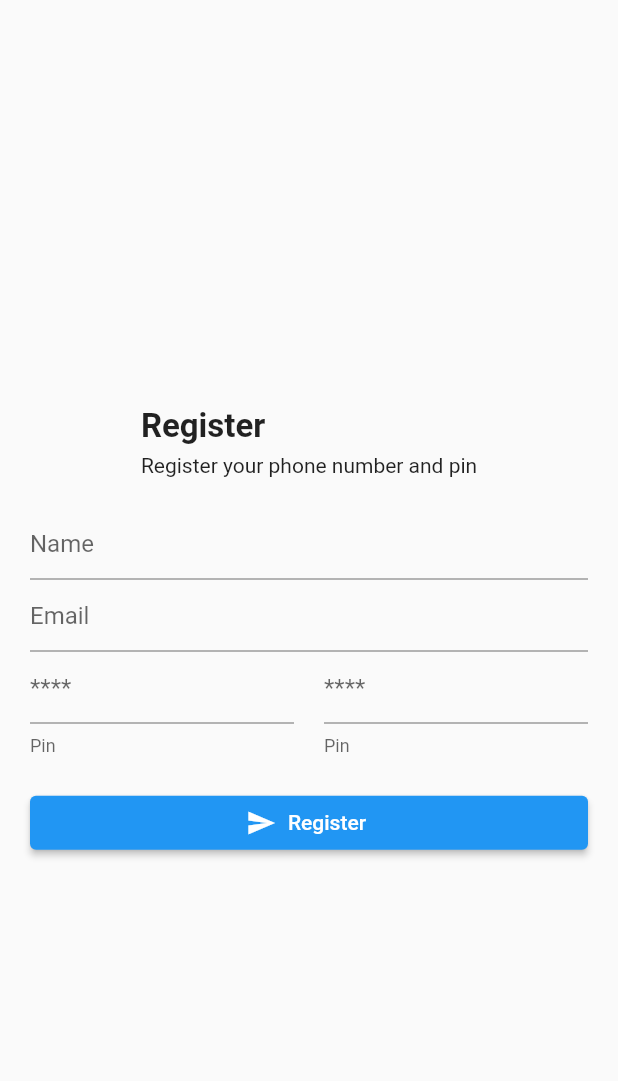
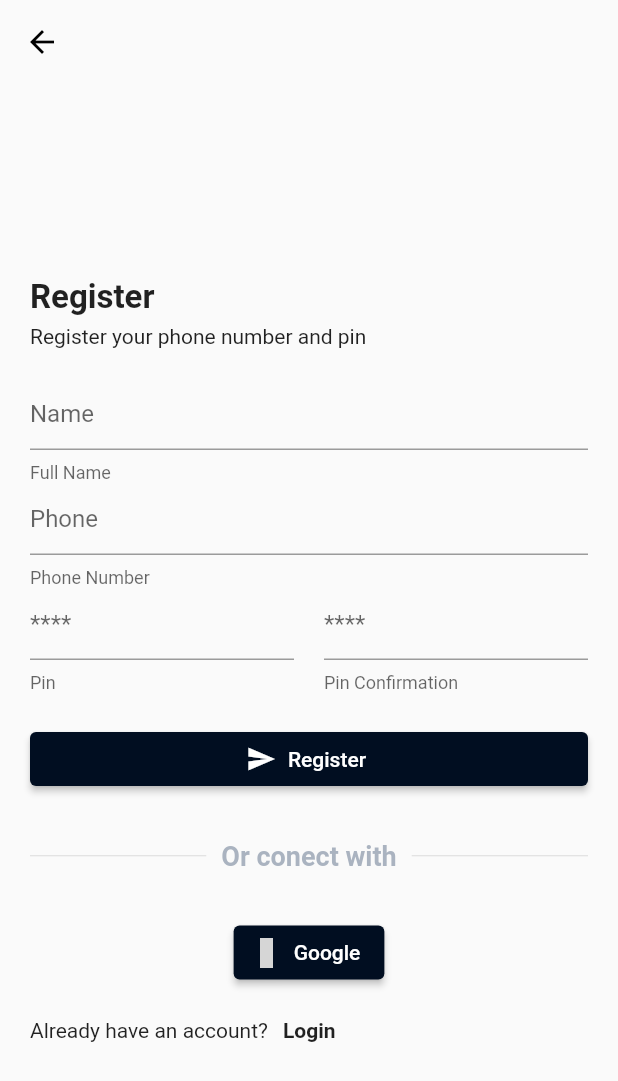
Before and after one commit to JParavel/Ullet, a Flutter app: the Register screen opened directly, on a phone screen of 412 x 824 dp. Shown: the top 1081 px of the screen. Run offline on Flutter 3.47's test engine with Material 2 defaults, Android fonts, the phone set to English and light mode, and no system bars; our stand-ins replace fluttertoast, get, material_design_icons_flutter; network calls fail; grey boxes are pictures that could not be loaded.

Commit message:
Register and validation and details

```diff
--- a/Ullet App/lib/auth/forgot_pass.dart
+++ b/Ullet App/lib/auth/forgot_pass.dart
@@ -1,10 +1,7 @@
 import 'package:flutter/cupertino.dart';
 import 'package:flutter/material.dart';
-import 'package:fluttertoast/fluttertoast.dart';
 
 import '../component/colors.dart';
-import '../pages/my_home_page.dart';
-import '../widgets/large_buttons.dart';
 import '../widgets/widget_auth.dart';
 import '../widgets/widgets.dart';
 
@@ -19,30 +16,29 @@ class _ForgotPasswordState extends State<ForgotPassword> {
   TextEditingController _email = TextEditingController();
   bool _isLoading = false;
 
-  Widget _inputEmail(){
+  Widget _inputEmail() {
     return Container(
       child: TextField(
         controller: _email,
-        decoration: InputDecoration(
-            hintText: 'Email',
-          helperText: "Escribe tu email"
-        ),
+        decoration:
+            InputDecoration(hintText: 'Phone', helperText: "Escribe tu telefono"),
       ),
     );
   }
 
-  Widget _inputSubmit(){
+  Widget _inputSubmit() {
     return Container(
       width: double.infinity,
       child: ElevatedButton.icon(
-        style: ElevatedButton.styleFrom(
-          backgroundColor: AppColor.mainColor
+        style: ElevatedButton.styleFrom(backgroundColor: AppColor.mainColor),
+        icon: Icon(
+          Icons.send,
+          size: 20,
         ),
-        icon: Icon(Icons.send,size: 20,),
         label: Text("Send"),
-        onPressed: (){
+        onPressed: () {
           _loginS();
-        } ,
+        },
       ),
     );
   }
@@ -51,8 +47,9 @@ class _ForgotPasswordState extends State<ForgotPassword> {
   Widget build(BuildContext context) {
     return GestureDetector(
       onTap: () => FocusScope.of(context).unfocus(),
-      child: _isLoading?
-      wAppLoading():Scaffold(
+      child: _isLoading
+          ? wAppLoading()
+          : Scaffold(
               appBar: AppBar(
                 backgroundColor: Colors.transparent,
                 elevation: 0,
@@ -60,15 +57,17 @@ class _ForgotPasswordState extends State<ForgotPassword> {
               ),
               resizeToAvoidBottomInset: false,
               body: Container(
+                padding: EdgeInsets.only(top: 30),
                 margin: EdgeInsets.symmetric(horizontal: 20),
                 child: Column(
                   children: <Widget>[
                     wAuthTitle(
                         title: "Forgot Password",
-                  subtitle: "Enter your email and password\ 'll send you a link"
-                      "\nto reset your password "
-              ),
+                        subtitle:
+                            "Enter your phone number\ 'll send you a link"
+                            "\nto reset your security pin "),
                     _inputEmail(),
+                    SizedBox(height: 20,),
                     _inputSubmit(),
                   ],
                 ),
@@ -78,16 +77,15 @@ class _ForgotPasswordState extends State<ForgotPassword> {
   }
 
   void _loginS() async {
-    if(_email.text.isNotEmpty){
+    if (_email.text.isNotEmpty) {
       setState(() {
         _isLoading = true;
       });
       await Future.delayed(Duration(seconds: 2));
       wShowToast(msg: "Email sended, please check your inbox");
       Navigator.pop(context);
-    }else{
+    } else {
       print("Aqui no rey");
     }
   }
-
 }
--- a/Ullet App/lib/auth/login.dart
+++ b/Ullet App/lib/auth/login.dart
@@ -1,6 +1,8 @@
 import 'package:flutter/cupertino.dart';
 import 'package:flutter/material.dart';
+import 'package:flutter/services.dart';
 import 'package:platzi_trip_flutter/auth/register.dart';
+import 'package:platzi_trip_flutter/component/colors.dart';
 
 import '../pages/my_home_page.dart';
 import '../widgets/widget_auth.dart';
@@ -23,7 +25,11 @@ class _LoginState extends State<Login> {
     return Container(
       child: TextField(
         controller: _email,
-        decoration: InputDecoration(hintText: 'Email'),
+        decoration: InputDecoration(hintText: 'Phone'),
+        keyboardType: TextInputType.number,
+        inputFormatters: <TextInputFormatter>[
+          FilteringTextInputFormatter.digitsOnly
+        ],
       ),
     );
   }
@@ -32,11 +38,16 @@ class _LoginState extends State<Login> {
     return Stack(children: <Widget>[
       Container(
         child: TextField(
-            controller: _pass,
-            obscureText: _ocult,
-            decoration: InputDecoration(
-              hintText: 'Password',
-            )),
+          controller: _pass,
+          obscureText: _ocult,
+          decoration: InputDecoration(
+            hintText: 'Pin',
+          ),
+          keyboardType: TextInputType.number,
+          inputFormatters: <TextInputFormatter>[
+            FilteringTextInputFormatter.digitsOnly
+          ],
+        ),
       ),
       Align(
         alignment: Alignment.centerRight,
@@ -56,9 +67,13 @@ class _LoginState extends State<Login> {
     return Container(
       width: double.infinity,
       child: ElevatedButton.icon(
+        style: ElevatedButton.styleFrom(
+          backgroundColor: AppColor.mainColor
+        ),
         icon: Icon(
           Icons.send,
           size: 20,
+          textDirection: TextDirection.ltr,
         ),
         label: Text("Login"),
         onPressed: () {
@@ -89,9 +104,11 @@ class _LoginState extends State<Login> {
                     wForgotPass(context),
                     _inputSubmit(),
                     wRegister(
-                        text: "Dont have an acount yet?",
-                        title: "Register",
-                        onTap: ()=>wPushReplacement(context, Register())),
+                      context: context,
+                      title: "Register",
+                      text: "Dont have an account?",
+                      function: Register(),
+                    ),
                   ],
                 ),
               ),
@@ -100,7 +117,7 @@ class _LoginState extends State<Login> {
   }
 
   void _loginS() async {
-    if (_email.text == 'holamundo' && _pass.text == '123') {
+    if (_email.text == '123' && _pass.text == '123') {
       setState(() {
         _isLoading = true;
       });
--- a/Ullet App/lib/auth/register.dart
+++ b/Ullet App/lib/auth/register.dart
@@ -1,6 +1,9 @@
 import 'package:flutter/cupertino.dart';
 import 'package:flutter/material.dart';
+import 'package:flutter/services.dart';
 import 'package:platzi_trip_flutter/auth/login.dart';
+import 'package:platzi_trip_flutter/auth/verify_number.dart';
+import '../component/colors.dart';
 import '../widgets/widget_auth.dart';
 import '../widgets/widgets.dart';
 
@@ -24,7 +27,8 @@ class _RegisterState extends State<Register> {
     return Container(
       child: TextField(
         controller: _name,
-        decoration: InputDecoration(hintText: 'Name'),
+        decoration: InputDecoration(hintText: 'Name',
+        helperText: "Full Name"),
       ),
     );
   }
@@ -33,7 +37,8 @@ class _RegisterState extends State<Register> {
     return Container(
       child: TextField(
         controller: _email,
-        decoration: InputDecoration(hintText: 'Email'),
+        decoration: InputDecoration(hintText: 'Phone',
+        helperText: "Phone Number"),
       ),
     );
   }
@@ -44,16 +49,25 @@ class _RegisterState extends State<Register> {
         child: TextField(
             controller: _pass,
             obscureText: _ocult,
-            decoration: InputDecoration(hintText: '****', helperText: "Pin")),
+            decoration: InputDecoration(hintText: '****', helperText: "Pin"),
+            keyboardType: TextInputType.number,
+            inputFormatters: <TextInputFormatter>[
+            FilteringTextInputFormatter.digitsOnly],
+        ),
       ),
       SizedBox(
         width: 20,
       ),
       Expanded(
         child: TextField(
-            controller: _pass,
+            controller: _passVer,
             obscureText: _ocult,
-            decoration: InputDecoration(hintText: '****', helperText: "Pin")),
+            decoration: InputDecoration(
+                hintText: '****', helperText: "Pin Confirmation"),
+                keyboardType: TextInputType.number,
+                inputFormatters: <TextInputFormatter>[
+                FilteringTextInputFormatter.digitsOnly],
+        ),
       )
     ]);
   }
@@ -62,7 +76,10 @@ class _RegisterState extends State<Register> {
     return Container(
       width: double.infinity,
       child: ElevatedButton.icon(
-        icon: Icon(
+        style: ElevatedButton.styleFrom(
+            backgroundColor: AppColor.mainColor
+        ),
+          icon: Icon(
           Icons.send,
           size: 20,
         ),
@@ -81,6 +98,11 @@ class _RegisterState extends State<Register> {
       child: _isLoading
           ? wAppLoading()
           : Scaffold(
+              appBar: AppBar(
+                backgroundColor: Colors.transparent,
+                elevation: 0,
+                iconTheme: IconThemeData(color: Colors.black),
+              ),
               resizeToAvoidBottomInset: false,
               body: SafeArea(
                 child: Container(
@@ -88,15 +110,27 @@ class _RegisterState extends State<Register> {
                   child: Column(
                     mainAxisAlignment: MainAxisAlignment.center,
                     children: <Widget>[
-                      SizedBox(height: 20,),
+                      SizedBox(
+                        height: 20,
+                      ),
                       wAuthTitle(
                           title: "Register",
                           subtitle: "Register your phone number and pin"),
                       _inputName(),
                       _inputEmail(),
                       _inputPass(),
-                      SizedBox(height: 20,),
+                      SizedBox(
+                        height: 20,
+                      ),
                       _inputSubmit(),
+                      wDivider(),
+                      wGoogleSign(onTap: () {}),
+                      wRegister(
+                        context: context,
+                        title: "Login",
+                        text: "Already have an account?",
+                        function: Login(),
+                      ),
                     ],
                   ),
                 ),
@@ -114,6 +148,11 @@ class _RegisterState extends State<Register> {
       });
       await Future.delayed(Duration(seconds: 2));
       wPushReplacement(context, Login());
+
+      showModalBottomSheet(context: context,
+          builder: (context){
+            return VerifyNum();
+          });
     } else {
       print("Aqui no rey");
     }
--- a/Ullet App/lib/widgets/widget_auth.dart
+++ b/Ullet App/lib/widgets/widget_auth.dart
@@ -1,65 +1,79 @@
 import 'package:flutter/material.dart';
 import 'package:flutter/widgets.dart';
 import 'package:material_design_icons_flutter/material_design_icons_flutter.dart';
+import 'package:platzi_trip_flutter/auth/register.dart';
+import 'package:platzi_trip_flutter/widgets/widgets.dart';
 
+import '../auth/login.dart';
 import '../component/colors.dart';
 import 'large_buttons.dart';
 
-Widget wAuthTitle({required String title,required String subtitle}){
+Widget wAuthTitle({required String title, required String subtitle}) {
   return Container(
     padding: EdgeInsets.only(bottom: 20),
+    alignment: Alignment.topLeft,
     child: Column(
       crossAxisAlignment: CrossAxisAlignment.start,
       children: <Widget>[
-        Text(title,
+        Text(
+          title,
           style: TextStyle(
             fontSize: 22,
             fontWeight: FontWeight.bold,
-          ),),
-        SizedBox(height: 5,),
+          ),
+        ),
+        SizedBox(
+          height: 5,
+        ),
         Text(subtitle),
       ],
     ),
   );
 }
 
-
-Widget wRegister({
-  required String text,required String title,required Function onTap}){
-  return Container(
-    margin: EdgeInsets.only(top: 40),
-    child: Row(
-      children: <Widget>[
-        Text(text),
-        GestureDetector(
-          child: Container(
-              padding: EdgeInsets.all(10),
-              child: Text(title,
-                style: TextStyle(
-                  fontWeight: FontWeight.bold,
-                ),
-              )),
-          onTap: ()=> onTap,
+Widget wRegister(
+    {required BuildContext context,
+    required String title,
+    required String text,
+    required Widget function}) {
+  return GestureDetector(
+      child: Align(
+        alignment: Alignment.centerLeft,
+        child: Container(
+          padding: EdgeInsets.fromLTRB(0, 20, 20, 20),
+          child: Center(
+            child: Row(
+              children: [
+                Text(text),
+                SizedBox(width: 10,),
+                Text(title,
+                  style: TextStyle(
+                    fontWeight: FontWeight.bold
+                  ),),
+              ],
+            ),
+          )
         ),
-      ],
-    ),
-  );
+      ),
+      onTap: () => wPushReplacement(context, function));
 }
 
-Widget wDivider(){
+Widget wDivider() {
   return Container(
     margin: EdgeInsets.symmetric(vertical: 20),
     child: Row(
       children: <Widget>[
         Expanded(child: Divider()),
-        Padding(padding: const EdgeInsets.all(10),
+        Padding(
+          padding: const EdgeInsets.all(10),
           child: Text(
             "Or conect with",
             style: TextStyle(
               fontSize: 18,
               fontWeight: FontWeight.w600,
               color: AppColor.selectColor.withOpacity(0.5),
-            ),),
+            ),
+          ),
         ),
         Expanded(child: Divider()),
       ],
@@ -67,10 +81,14 @@ Widget wDivider(){
   );
 }
 
-Widget wGoogleSign({required Function onTap}){
+Widget wGoogleSign({required Function onTap}) {
   return Container(
     child: ElevatedButton.icon(
-      icon: Icon(MdiIcons.google,
+      style: ElevatedButton.styleFrom(
+          backgroundColor: AppColor.mainColor
+      ),
+      icon: Icon(
+        MdiIcons.google,
         size: 20,
       ),
       label: Text("Google"),
```
Also changed, not shown: Ullet App/lib/auth/verify_number.dart (added, +105 -0 lines), Ullet App/lib/pages/my_home_page.dart (+8 -5 lines). Lines whose indentation alone changed are shown as unchanged.
